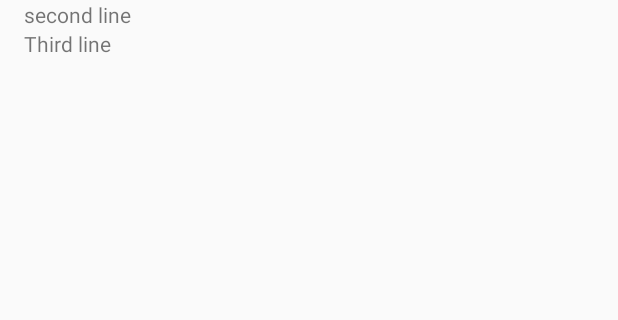
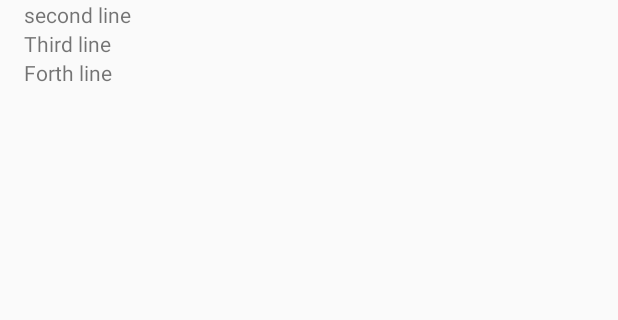
Before and after one commit to insiva/TestGit, an Android app: the screen it shows after launch (MainActivity), on a phone screen of 412 x 824 dp, the part 137-457 px from its top. Run offline under Robolectric (Android 15) with nearby library versions, the phone set to English and light mode, and no system bars.

Commit message:
增加Forth line

```diff
--- a/app/src/main/res/layout/activity_main.xml
+++ b/app/src/main/res/layout/activity_main.xml
@@ -23,4 +23,8 @@
         android:layout_width="wrap_content"
         android:layout_height="wrap_content"
         android:text="Third line"/>
+    <TextView
+        android:layout_width="wrap_content"
+        android:layout_height="wrap_content"
+        android:text="Forth line"/>
 </LinearLayout>
```
